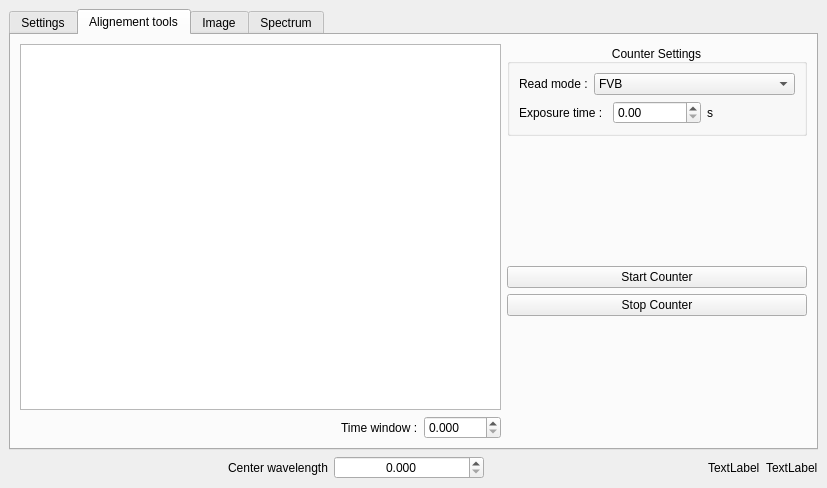
Old version of the form gui/new_spectrometer/ui_spectrometer_window.ui in the repository Montpellier-S2QT/qudi.
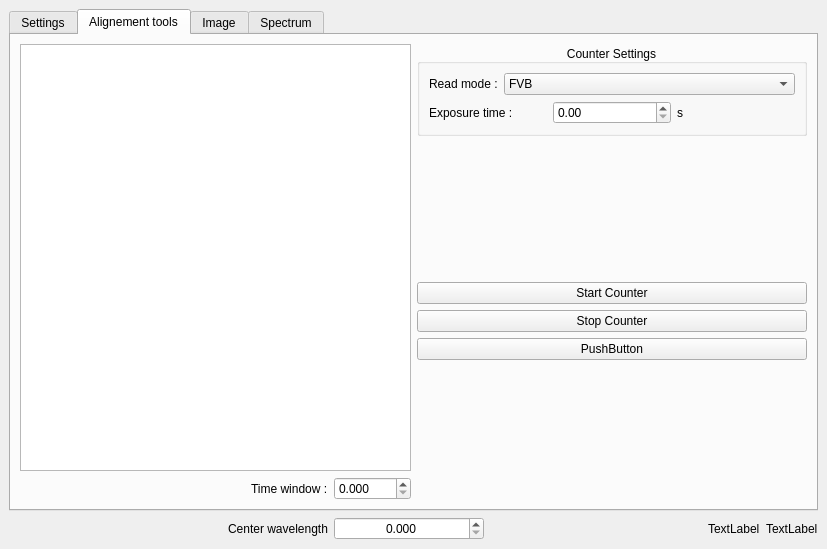
New version of the form. The open tabs and pages were chosen to show the change. Custom widgets are drawn as their Qt base class.

```diff
--- a/gui/new_spectrometer/ui_spectrometer_window.ui
+++ b/gui/new_spectrometer/ui_spectrometer_window.ui
@@ -7,7 +7,7 @@
     <x>0</x>
     <y>0</y>
     <width>827</width>
-    <height>488</height>
+    <height>549</height>
    </rect>
   </property>
   <property name="sizePolicy">
@@ -641,7 +641,7 @@
                  <widget class="QGroupBox" name="counter_settings_2">
                   <property name="maximumSize">
                    <size>
-                    <width>300</width>
+                    <width>400</width>
                     <height>16777215</height>
                    </size>
                   </property>
@@ -737,7 +737,7 @@
                  <widget class="QPushButton" name="start_counter_acquisition">
                   <property name="maximumSize">
                    <size>
-                    <width>300</width>
+                    <width>400</width>
                     <height>16777215</height>
                    </size>
                   </property>
@@ -750,7 +750,7 @@
                  <widget class="QPushButton" name="stop_counter_acquisition">
                   <property name="maximumSize">
                    <size>
-                    <width>300</width>
+                    <width>400</width>
                     <height>16777215</height>
                    </size>
                   </property>
@@ -759,6 +759,19 @@
                   </property>
                  </widget>
                 </item>
+                <item>
+                 <widget class="QPushButton" name="pushButton">
+                  <property name="maximumSize">
+                   <size>
+                    <width>400</width>
+                    <height>16777215</height>
+                   </size>
+                  </property>
+                  <property name="text">
+                   <string>PushButton</string>
+                  </property>
+                 </widget>
+                </item>
                 <item>
                  <spacer name="verticalSpacer_5">
                   <property name="orientation">
```
Left out of the diff: 32 changed lines with no effect on the pictures.
